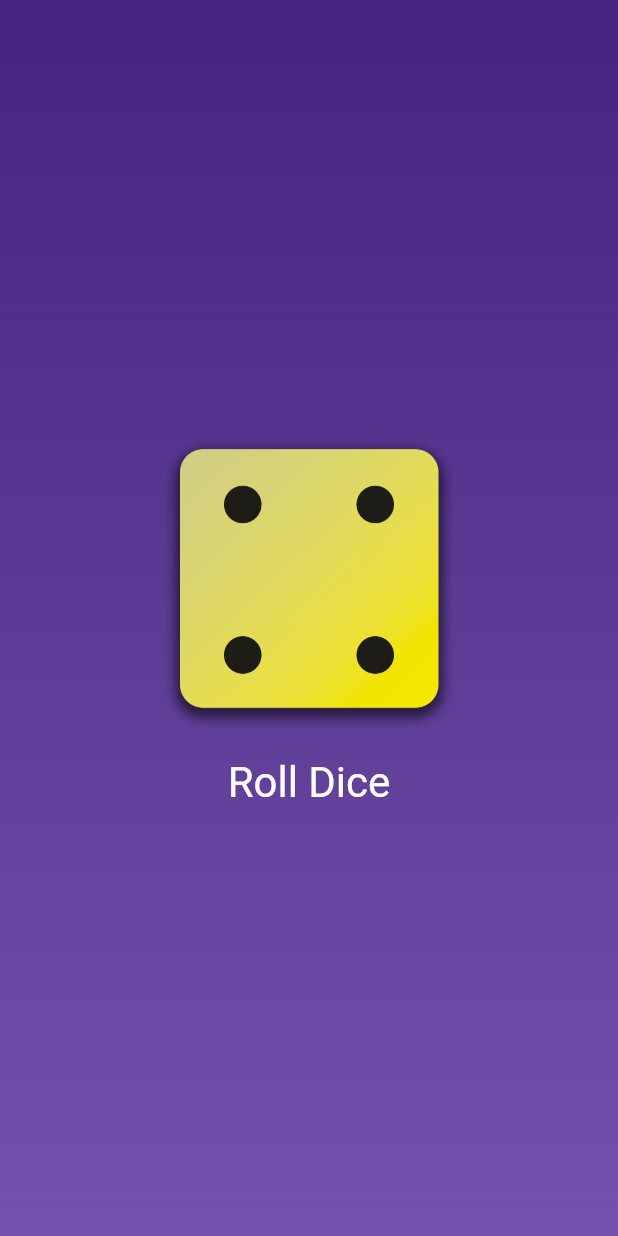
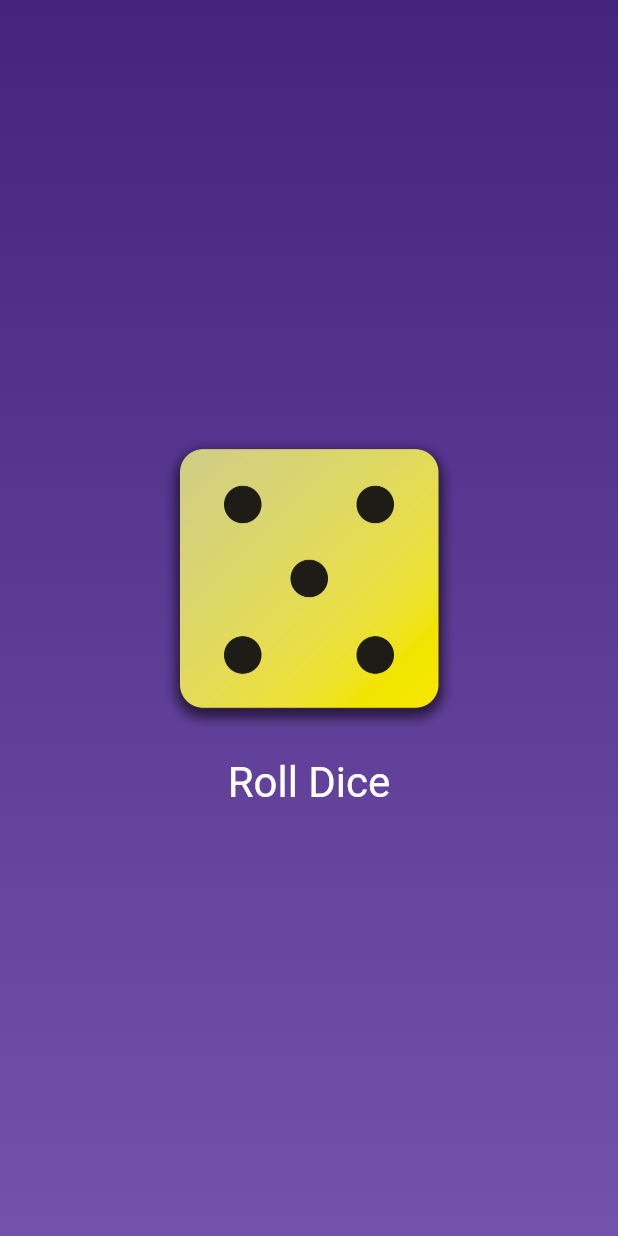
Before and after one commit to AlexFerreira10/throw-dice, a Flutter app: the screen it shows after launch, after a tap on "Roll Dice", on a phone screen of 412 x 824 dp. Run offline on Flutter 3.47's test engine with Material 3 defaults, Android fonts, the phone set to English and light mode, and no system bars.

Commit message:
Adding randomness to the dice roll

```diff
--- a/lib/dice_roller.dart
+++ b/lib/dice_roller.dart
@@ -1,4 +1,8 @@
 import 'package:flutter/material.dart';
+import 'dart:math';
+
+final randomizer =
+    Random(); // Instancio o objeto randomizer aqui, para que ele seja criado apenas uma vez
 
 class DiceRoller extends StatefulWidget {
   const DiceRoller({super.key});
@@ -10,11 +14,11 @@
 }
 
 class _DiceRollerState extends State<DiceRoller> {
-  var activeDiceImage = 'assets/images/dice-2.png';
+  var currentDiceRoll = 2;
 
   void roolDice() {
     setState(() {
-      activeDiceImage = 'assets/images/dice-4.png';
+      currentDiceRoll = randomizer.nextInt(6) + 1; // <1-6>
     });
   }
 
@@ -23,7 +27,7 @@
     return Column(
       mainAxisSize: MainAxisSize.min,
       children: [
-        Image.asset(activeDiceImage, width: 200),
+        Image.asset('assets/images/dice-$currentDiceRoll.png', width: 200),
         TextButton(
           onPressed: roolDice,
           style: TextButton.styleFrom(
```
